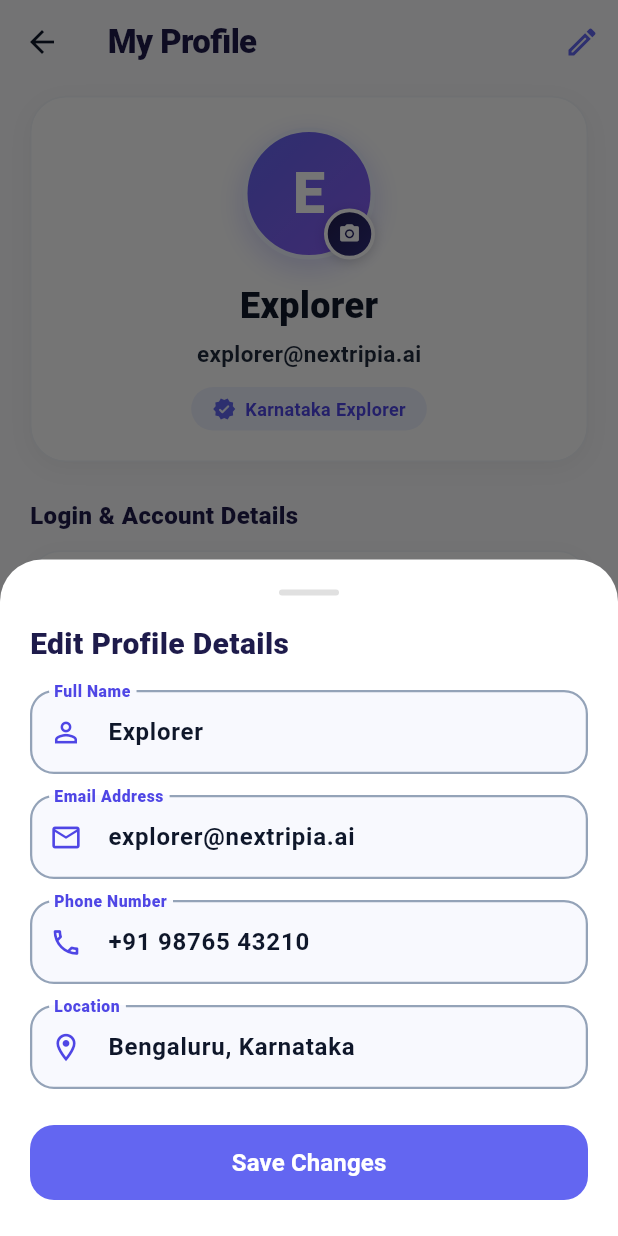
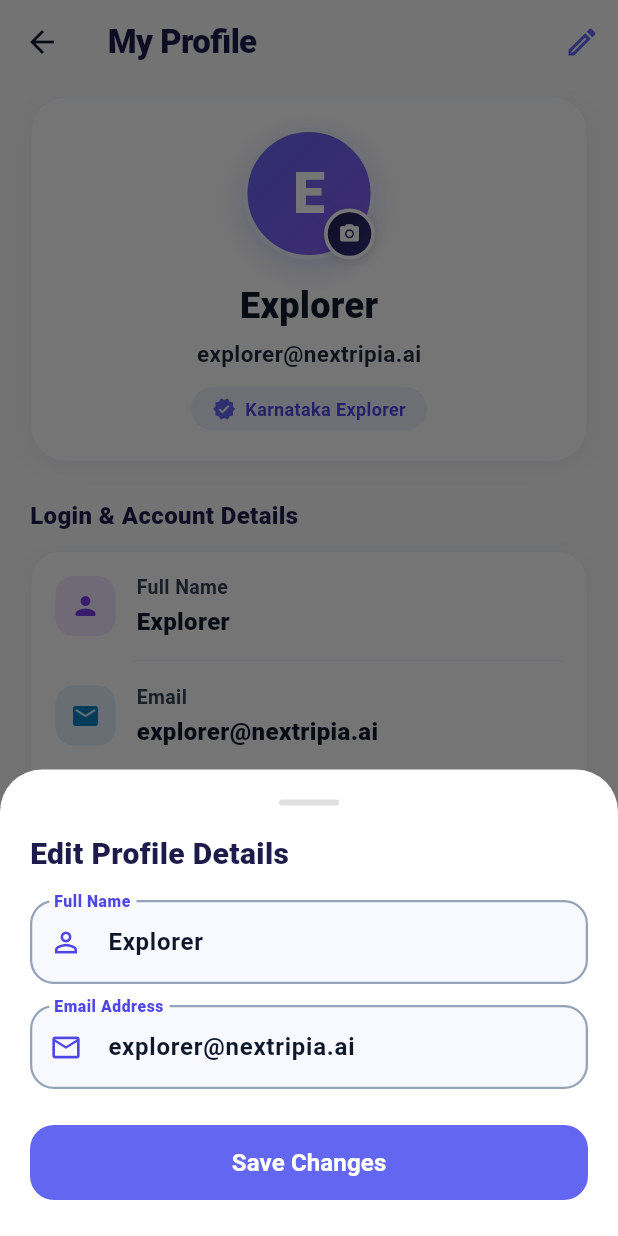
Before and after one commit to ArchanaVbe/Nexti-project, a Flutter app: the ProfileScreen screen opened directly, after a tap on the "edit" icon, on a phone screen of 412 x 824 dp. Run offline on Flutter 3.47's test engine with Material 3 defaults, Android fonts, the phone set to English and light mode, and no system bars; our stand-ins replace cloud_firestore, firebase_auth, firebase_core, google_maps_flutter, google_sign_in, image_picker and 2 more; missing offline and left inert: mobile_scanner; accounts and stored records are empty.

Commit message:
refactor(profile): remove phone number and location features

```diff
--- a/lib/screens/profile_screen.dart
+++ b/lib/screens/profile_screen.dart
@@ -18,8 +18,6 @@ class _ProfileScreenState extends State<ProfileScreen> {
   // Dynamic user credentials & details loaded from Firebase / Google Account
   String _fullName = 'Explorer';
   String _email = 'explorer@nextripia.ai';
-  String _phone = '+91 98765 43210';
-  String _location = 'Bengaluru, Karnataka';
   String _authProvider = 'Google Sign-In';
   String _memberSince = 'September 2026';
   String? _photoUrl;
@@ -66,10 +64,6 @@ class _ProfileScreenState extends State<ProfileScreen> {
             _photoUrl = currentUser.photoURL;
           }
 
-          if (currentUser.phoneNumber != null && currentUser.phoneNumber!.isNotEmpty) {
-            _phone = currentUser.phoneNumber!;
-          }
-
           if (currentUser.metadata.creationTime != null) {
             _memberSince = _formatDate(currentUser.metadata.creationTime);
           }
@@ -103,12 +97,6 @@ class _ProfileScreenState extends State<ProfileScreen> {
             if (data['displayName'] != null && (data['displayName'] as String).isNotEmpty) {
               _fullName = data['displayName'];
             }
-            if (data['phone'] != null && (data['phone'] as String).isNotEmpty) {
-              _phone = data['phone'];
-            }
-            if (data['location'] != null && (data['location'] as String).isNotEmpty) {
-              _location = data['location'];
-            }
             if (data['photoUrl'] != null && (data['photoUrl'] as String).isNotEmpty && _profileImage == null) {
               _photoUrl = data['photoUrl'];
             }
@@ -121,16 +109,12 @@ class _ProfileScreenState extends State<ProfileScreen> {
       // Offline / guest mode - load saved prefs
       final savedName = prefs.getString('user_profile_name');
       final savedEmail = prefs.getString('user_profile_email');
-      final savedPhone = prefs.getString('user_profile_phone');
-      final savedLocation = prefs.getString('user_profile_location');
       final savedPhotoPath = prefs.getString('user_profile_image_path');
 
       if (mounted) {
         setState(() {
           if (savedName != null && savedName.isNotEmpty) _fullName = savedName;
           if (savedEmail != null && savedEmail.isNotEmpty) _email = savedEmail;
-          if (savedPhone != null && savedPhone.isNotEmpty) _phone = savedPhone;
-          if (savedLocation != null && savedLocation.isNotEmpty) _location = savedLocation;
           if (savedPhotoPath != null && File(savedPhotoPath).existsSync()) {
             _profileImage = File(savedPhotoPath);
           }
@@ -449,8 +433,6 @@ class _ProfileScreenState extends State<ProfileScreen> {
   void _showEditProfileBottomSheet() {
     final nameController = TextEditingController(text: _fullName);
     final emailController = TextEditingController(text: _email);
-    final phoneController = TextEditingController(text: _phone);
-    final locationController = TextEditingController(text: _location);
 
     showModalBottomSheet(
       context: context,
@@ -495,10 +477,6 @@ class _ProfileScreenState extends State<ProfileScreen> {
               _buildTextField('Full Name', Icons.person_outline, nameController),
               const SizedBox(height: 14),
               _buildTextField('Email Address', Icons.email_outlined, emailController),
-              const SizedBox(height: 14),
-              _buildTextField('Phone Number', Icons.phone_outlined, phoneController),
-              const SizedBox(height: 14),
-              _buildTextField('Location', Icons.location_on_outlined, locationController),
               const SizedBox(height: 24),
               SizedBox(
                 width: double.infinity,
@@ -519,26 +497,16 @@ class _ProfileScreenState extends State<ProfileScreen> {
                     final newEmail = emailController.text.trim().isNotEmpty
                         ? emailController.text.trim()
                         : _email;
-                    final newPhone = phoneController.text.trim().isNotEmpty
-                        ? phoneController.text.trim()
-                        : _phone;
-                    final newLocation = locationController.text.trim().isNotEmpty
-                        ? locationController.text.trim()
-                        : _location;
 
                     setState(() {
                       _fullName = newName;
                       _email = newEmail;
-                      _phone = newPhone;
-                      _location = newLocation;
                     });
 
                     // Save locally to SharedPreferences
                     final prefs = await SharedPreferences.getInstance();
                     await prefs.setString('user_profile_name', newName);
                     await prefs.setString('user_profile_email', newEmail);
-                    await prefs.setString('user_profile_phone', newPhone);
-                    await prefs.setString('user_profile_location', newLocation);
 
                     // Update in Firebase Auth and Firestore if logged in
                     final user = FirebaseAuth.instance.currentUser;
@@ -549,8 +517,6 @@ class _ProfileScreenState extends State<ProfileScreen> {
                       FirebaseFirestore.instance.collection('users').doc(user.uid).set({
                         'displayName': newName,
                         'email': newEmail,
-                        'phone': newPhone,
-                        'location': newLocation,
                       }, SetOptions(merge: true)).catchError((e) {
                         debugPrint('Firestore update profile note: $e');
                       });
@@ -989,22 +955,7 @@ class _ProfileScreenState extends State<ProfileScreen> {
             label: 'Email',
             value: _email,
           ),
-          _buildDivider(),
-          _buildDetailRow(
-            icon: Icons.phone_rounded,
-            iconColor: isDark ? const Color(0xFF4ADE80) : const Color(0xFF16A34A),
-            bgColor: isDark ? const Color(0xFF052E16) : const Color(0xFFDCFCE7),
-            label: 'Phone Number',
-            value: _phone,
-          ),
-          _buildDivider(),
-          _buildDetailRow(
-            icon: Icons.location_on_rounded,
-            iconColor: isDark ? const Color(0xFFFB923C) : const Color(0xFFEA580C),
-            bgColor: isDark ? const Color(0xFF431407) : const Color(0xFFFFEDD5),
-            label: 'Location',
-            value: _location,
-          ),
+
           _buildDivider(),
           _buildDetailRow(
             icon: Icons.lock_person_rounded,
```
